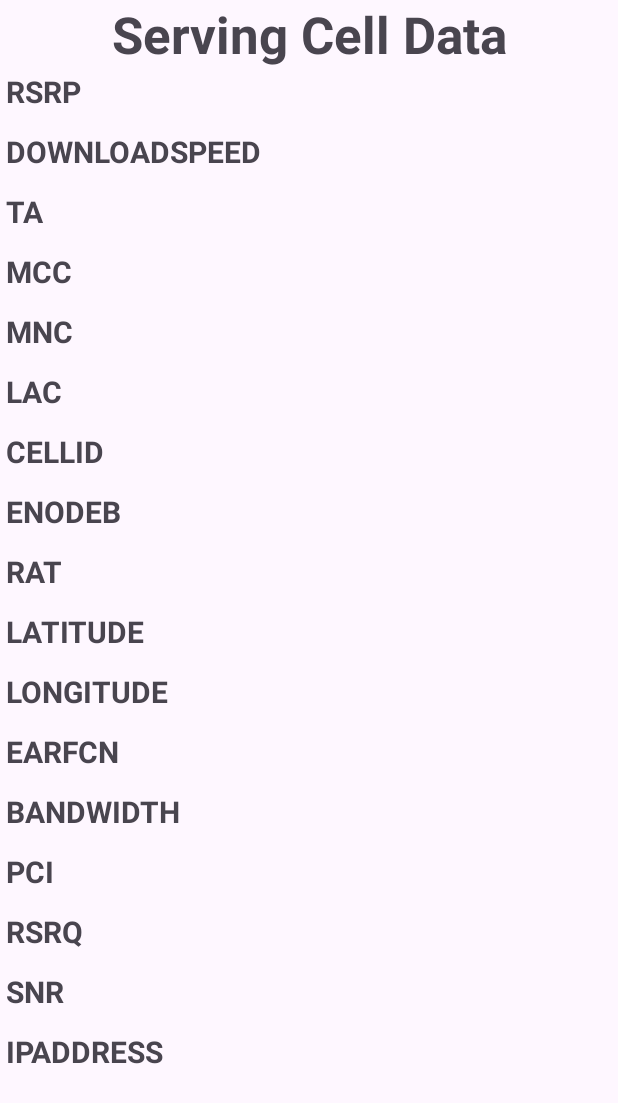
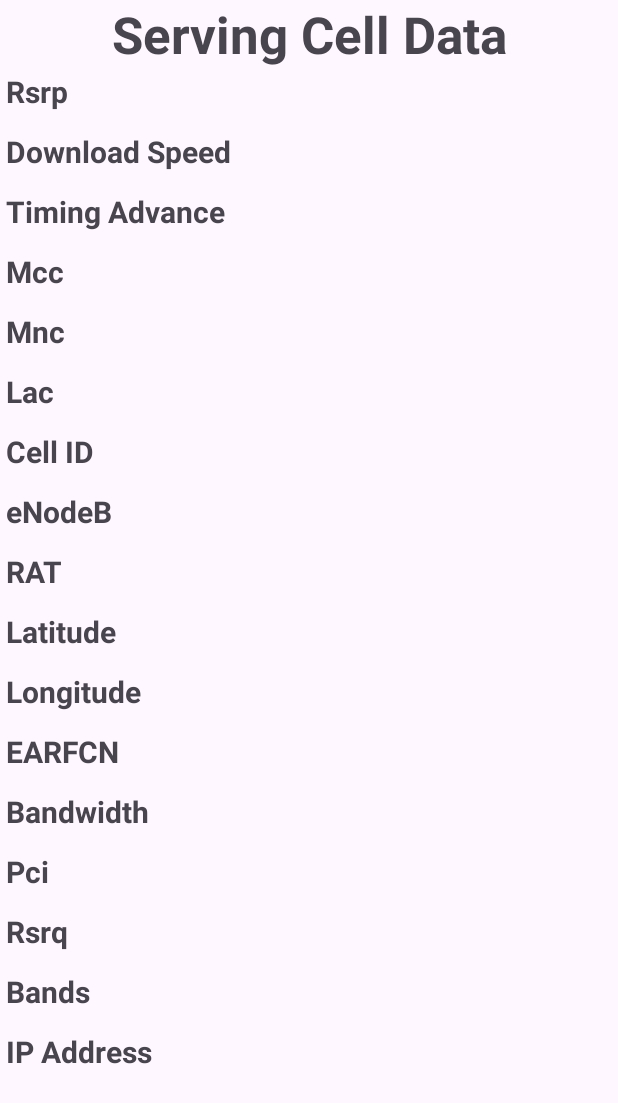
Before and after one commit to nstevens1040/ConnectionInfo, an Android app: the screen it shows after launch (MainActivity), on a phone screen of 412 x 824 dp. Shown: the top 1103 px of the screen. Run offline under Robolectric (Android 15) with nearby library versions, the phone set to English and light mode, and no system bars.

Commit message:
Fixed rotation & scrolling.

```diff
--- a/app/src/main/AndroidManifest.xml
+++ b/app/src/main/AndroidManifest.xml
@@ -8,16 +8,19 @@
     <uses-permission android:name="android.permission.ACCESS_FINE_LOCATION"/>
     <uses-permission android:name="android.permission.REQUEST_IGNORE_BATTERY_OPTIMIZATIONS"/>
     <uses-permission android:name="android.permission.WRITE_EXTERNAL_STORAGE" />
+    <uses-permission android:name="android.permission.NETWORK_SCAN"
+        tools:ignore="ProtectedPermissions" />
     <application
         android:allowBackup="true"
         android:dataExtractionRules="@xml/data_extraction_rules"
         android:fullBackupContent="@xml/backup_rules"
         android:icon="@mipmap/ic_launcher"
         android:label="@string/app_name"
+        android:configChanges="keyboardHidden|orientation|screenSize"
         android:roundIcon="@mipmap/ic_launcher_round"
         android:supportsRtl="true"
         android:theme="@style/Theme.ConnectionInfo"
-        tools:targetApi="31">
+        tools:targetApi="33">
         <activity
             android:name=".MainActivity"
             android:exported="true">
--- a/app/src/main/java/org/nanick/connectioninfo/MainActivity.java
+++ b/app/src/main/java/org/nanick/connectioninfo/MainActivity.java
@@ -7,6 +7,7 @@ import androidx.core.app.ActivityCompat;
 import android.Manifest;
 import android.content.pm.PackageManager;
 import android.os.Bundle;
+import android.text.method.ScrollingMovementMethod;
 import android.widget.TextView;
 
 public class MainActivity extends AppCompatActivity {
@@ -37,7 +38,7 @@ public class MainActivity extends AppCompatActivity {
                 (TextView) findViewById(R.id.bandwidth),
                 (TextView) findViewById(R.id.pci),
                 (TextView) findViewById(R.id.rsrq),
-                (TextView) findViewById(R.id.snr),
+                (TextView) findViewById(R.id.cqi),
                 (TextView) findViewById(R.id.ipaddress)
         };
         ConnectionInfo clg = new ConnectionInfo(MainActivity.this,this.textViews);
--- a/app/src/main/res/layout/activity_main.xml
+++ b/app/src/main/res/layout/activity_main.xml
@@ -1,12 +1,14 @@
 <?xml version="1.0" encoding="utf-8"?>
+<ScrollView xmlns:android="http://schemas.android.com/apk/res/android"
+    android:layout_width="match_parent"
+    android:layout_height="match_parent">
 <androidx.constraintlayout.widget.ConstraintLayout xmlns:android="http://schemas.android.com/apk/res/android"
     xmlns:app="http://schemas.android.com/apk/res-auto"
     xmlns:tools="http://schemas.android.com/tools"
     android:layout_width="match_parent"
     android:layout_height="match_parent"
     tools:context=".MainActivity">
-
-    <TextView
+        <TextView
         android:id="@+id/coords_title"
         android:layout_width="match_parent"
         android:layout_height="50dp"
@@ -200,7 +202,7 @@
         app:layout_constraintTop_toBottomOf="@+id/pci"
         app:layout_constraintVertical_bias="0.0" />
     <TextView
-        android:id="@+id/snr"
+        android:id="@+id/cqi"
         android:layout_width="200dp"
         android:layout_height="40dp"
         android:includeFontPadding="false"
@@ -208,7 +210,7 @@
         android:text=""
         android:textSize="20sp"
         app:layout_constraintEnd_toEndOf="parent"
-        app:layout_constraintStart_toEndOf="@+id/snr_label"
+        app:layout_constraintStart_toEndOf="@+id/cqi_label"
         app:layout_constraintTop_toBottomOf="@+id/rsrq"
         app:layout_constraintVertical_bias="0.0" />
     <TextView
@@ -221,7 +223,7 @@
         android:textSize="20sp"
         app:layout_constraintEnd_toEndOf="parent"
         app:layout_constraintStart_toEndOf="@+id/ipaddress_label"
-        app:layout_constraintTop_toBottomOf="@+id/snr"
+        app:layout_constraintTop_toBottomOf="@+id/cqi"
         app:layout_constraintVertical_bias="0.0" />
 
     <!-- next column -->
@@ -231,7 +233,7 @@
         android:layout_height="40dp"
         android:includeFontPadding="false"
         android:singleLine="false"
-        android:text="RSRP"
+        android:text="Rsrp"
         android:textSize="20sp"
         android:textStyle="bold"
         app:layout_constraintEnd_toStartOf="@+id/rsrp"
@@ -245,7 +247,7 @@
         android:layout_height="40dp"
         android:includeFontPadding="false"
         android:singleLine="false"
-        android:text="DOWNLOADSPEED"
+        android:text="Download Speed"
         android:textSize="20sp"
         android:textStyle="bold"
         app:layout_constraintEnd_toStartOf="@+id/downloadspeed"
@@ -259,7 +261,7 @@
         android:layout_height="40dp"
         android:includeFontPadding="false"
         android:singleLine="false"
-        android:text="TA"
+        android:text="Timing Advance"
         android:textSize="20sp"
         android:textStyle="bold"
         app:layout_constraintEnd_toStartOf="@+id/ta"
@@ -273,7 +275,7 @@
         android:layout_height="40dp"
         android:includeFontPadding="false"
         android:singleLine="false"
-        android:text="MCC"
+        android:text="Mcc"
         android:textSize="20sp"
         android:textStyle="bold"
         app:layout_constraintEnd_toStartOf="@+id/mcc"
@@ -287,7 +289,7 @@
         android:layout_height="40dp"
         android:includeFontPadding="false"
         android:singleLine="false"
-        android:text="MNC"
+        android:text="Mnc"
         android:textSize="20sp"
         android:textStyle="bold"
         app:layout_constraintEnd_toStartOf="@+id/mnc"
@@ -301,7 +303,7 @@
         android:layout_height="40dp"
         android:includeFontPadding="false"
         android:singleLine="false"
-        android:text="LAC"
+        android:text="Lac"
         android:textSize="20sp"
         android:textStyle="bold"
         app:layout_constraintEnd_toStartOf="@+id/lac"
@@ -315,7 +317,7 @@
         android:layout_height="40dp"
         android:includeFontPadding="false"
         android:singleLine="false"
-        android:text="CELLID"
+        android:text="Cell ID"
         android:textSize="20sp"
         android:textStyle="bold"
         app:layout_constraintEnd_toStartOf="@+id/cellid"
@@ -329,7 +331,7 @@
         android:layout_height="40dp"
         android:includeFontPadding="false"
         android:singleLine="false"
-        android:text="ENODEB"
+        android:text="eNodeB"
         android:textSize="20sp"
         android:textStyle="bold"
         app:layout_constraintEnd_toStartOf="@+id/enodeb"
@@ -357,7 +359,7 @@
         android:layout_height="40dp"
         android:includeFontPadding="false"
         android:singleLine="false"
-        android:text="LATITUDE"
+        android:text="Latitude"
         android:textSize="20sp"
         android:textStyle="bold"
         app:layout_constraintEnd_toStartOf="@+id/latitude"
@@ -371,7 +373,7 @@
         android:layout_height="40dp"
         android:includeFontPadding="false"
         android:singleLine="false"
-        android:text="LONGITUDE"
+        android:text="Longitude"
         android:textSize="20sp"
         android:textStyle="bold"
         app:layout_constraintEnd_toStartOf="@+id/longitude"
@@ -399,7 +401,7 @@
         android:layout_height="40dp"
         android:includeFontPadding="false"
         android:singleLine="false"
-        android:text="BANDWIDTH"
+        android:text="Bandwidth"
         android:textSize="20sp"
         android:textStyle="bold"
         app:layout_constraintEnd_toStartOf="@+id/bandwidth"
@@ -413,7 +415,7 @@
         android:layout_height="40dp"
         android:includeFontPadding="false"
         android:singleLine="false"
-        android:text="PCI"
+        android:text="Pci"
         android:textSize="20sp"
         android:textStyle="bold"
         app:layout_constraintEnd_toStartOf="@+id/pci"
@@ -427,7 +429,7 @@
         android:layout_height="40dp"
         android:includeFontPadding="false"
         android:singleLine="false"
-        android:text="RSRQ"
+        android:text="Rsrq"
         android:textSize="20sp"
         android:textStyle="bold"
         app:layout_constraintEnd_toStartOf="@+id/rsrq"
@@ -436,15 +438,15 @@
         app:layout_constraintTop_toBottomOf="@+id/pci_label"
         app:layout_constraintVertical_bias="0.0" />
     <TextView
-        android:id="@+id/snr_label"
+        android:id="@+id/cqi_label"
         android:layout_width="200dp"
         android:layout_height="40dp"
         android:includeFontPadding="false"
         android:singleLine="false"
-        android:text="SNR"
+        android:text="Bands"
         android:textSize="20sp"
         android:textStyle="bold"
-        app:layout_constraintEnd_toStartOf="@+id/snr"
+        app:layout_constraintEnd_toStartOf="@+id/cqi"
         app:layout_constraintHorizontal_bias="0.0"
         app:layout_constraintStart_toStartOf="parent"
         app:layout_constraintTop_toBottomOf="@+id/rsrq_label"
@@ -455,12 +457,13 @@
         android:layout_height="40dp"
         android:includeFontPadding="false"
         android:singleLine="false"
-        android:text="IPADDRESS"
+        android:text="IP Address"
         android:textSize="20sp"
         android:textStyle="bold"
         app:layout_constraintEnd_toStartOf="@+id/ipaddress"
         app:layout_constraintHorizontal_bias="0.0"
         app:layout_constraintStart_toStartOf="parent"
-        app:layout_constraintTop_toBottomOf="@+id/snr_label"
+        app:layout_constraintTop_toBottomOf="@+id/cqi_label"
         app:layout_constraintVertical_bias="0.0" />
 </androidx.constraintlayout.widget.ConstraintLayout>
+</ScrollView>
--- a/build.gradle
+++ b/build.gradle
@@ -1,5 +1,5 @@
 // Top-level build file where you can add configuration options common to all sub-projects/modules.
 plugins {
-    id 'com.android.application' version '8.0.2' apply false
-    id 'com.android.library' version '8.0.2' apply false
+    id 'com.android.application' version '8.1.1' apply false
+    id 'com.android.library' version '8.1.1' apply false
 }
```
Also changed, not shown: app/src/main/java/org/nanick/connectioninfo/ConnectionInfo.java (+107 -23 lines), app/src/main/java/org/nanick/connectioninfo/JSONConvector.java (added, +33 -0 lines).
